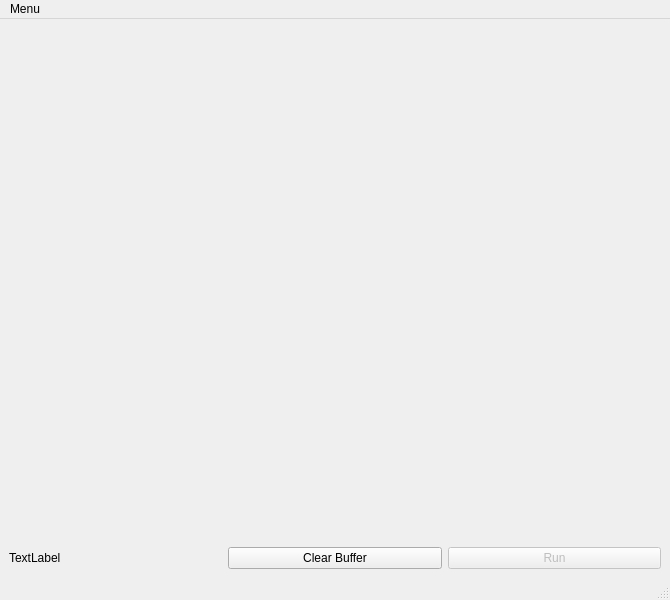
Before: the Qt Designer form serplot.main.ui in gagahan/serplot, drawn with Qt 5.
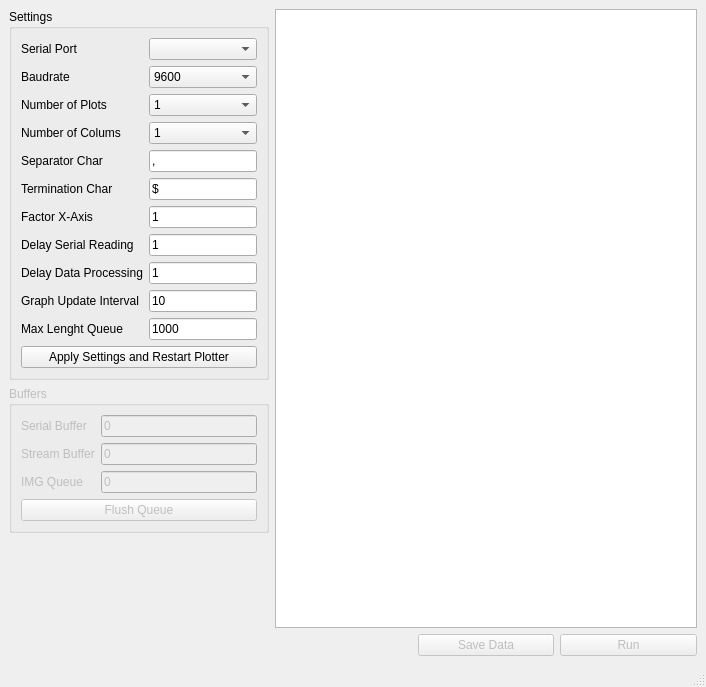
After: the same form once the commit is applied. Custom widgets are drawn as their Qt base class.

What changed in the file:
```diff
--- a/serplot.main.ui
+++ b/serplot.main.ui
@@ -6,16 +6,22 @@
    <rect>
     <x>0</x>
     <y>0</y>
-    <width>670</width>
-    <height>600</height>
+    <width>706</width>
+    <height>687</height>
    </rect>
   </property>
+  <property name="maximumSize">
+   <size>
+    <width>767</width>
+    <height>16777215</height>
+   </size>
+  </property>
   <property name="windowTitle">
    <string>MainWindow</string>
   </property>
   <widget class="QWidget" name="centralwidget">
    <layout class="QGridLayout" name="gridLayout">
-    <item row="1" column="2">
+    <item row="4" column="3">
      <widget class="QPushButton" name="btn_run">
       <property name="enabled">
        <bool>false</bool>
@@ -25,22 +31,409 @@
       </property>
      </widget>
     </item>
-    <item row="1" column="1">
-     <widget class="QPushButton" name="btn_clearBuffer">
-      <property name="text">
-       <string>Clear Buffer</string>
+    <item row="0" column="0">
+     <widget class="QGroupBox" name="groupBoxSettings">
+      <property name="enabled">
+       <bool>true</bool>
       </property>
+      <property name="maximumSize">
+       <size>
+        <width>260</width>
+        <height>16777215</height>
+       </size>
+      </property>
+      <property name="layoutDirection">
+       <enum>Qt::LeftToRight</enum>
+      </property>
+      <property name="autoFillBackground">
+       <bool>true</bool>
+      </property>
+      <property name="title">
+       <string>Settings</string>
+      </property>
+      <layout class="QVBoxLayout" name="verticalLayout">
+       <item>
+        <widget class="QWidget" name="widgetSettings" native="true">
+         <property name="autoFillBackground">
+          <bool>false</bool>
+         </property>
+         <layout class="QFormLayout" name="formLayout">
+          <property name="leftMargin">
+           <number>0</number>
+          </property>
+          <property name="topMargin">
+           <number>0</number>
+          </property>
+          <property name="rightMargin">
+           <number>0</number>
+          </property>
+          <property name="bottomMargin">
+           <number>0</number>
+          </property>
+          <item row="0" column="0">
+           <widget class="QLabel" name="labelChooseSerial">
+            <property name="text">
+             <string>Serial Port</string>
+            </property>
+           </widget>
+          </item>
+          <item row="0" column="1">
+           <widget class="QComboBox" name="comboBoxChooseSerial"/>
+          </item>
+          <item row="1" column="0">
+           <widget class="QLabel" name="labelBaudrate">
+            <property name="text">
+             <string>Baudrate</string>
+            </property>
+           </widget>
+          </item>
+          <item row="1" column="1">
+           <widget class="QComboBox" name="comboBoxBaudrate">
+            <property name="currentText">
+             <string>9600</string>
+            </property>
+            <item>
+             <property name="text">
+              <string>9600</string>
+             </property>
+            </item>
+            <item>
+             <property name="text">
+              <string>19200</string>
+             </property>
+            </item>
+            <item>
+             <property name="text">
+              <string>38400</string>
+             </property>
+            </item>
+            <item>
+             <property name="text">
+              <string>57600</string>
+             </property>
+            </item>
+            <item>
+             <property name="text">
+              <string>115200</string>
+             </property>
+            </item>
+           </widget>
+          </item>
+          <item row="2" column="0">
+           <widget class="QLabel" name="labelNPlots">
+            <property name="text">
+             <string>Number of Plots</string>
+            </property>
+           </widget>
+          </item>
+          <item row="2" column="1">
+           <widget class="QComboBox" name="comboBoxNPlots">
+            <property name="currentIndex">
+             <number>0</number>
+            </property>
+            <property name="maxVisibleItems">
+             <number>10</number>
+            </property>
+            <item>
+             <property name="text">
+              <string>1</string>
+             </property>
+            </item>
+            <item>
+             <property name="text">
+              <string>2</string>
+             </property>
+            </item>
+            <item>
+             <property name="text">
+              <string>3</string>
+             </property>
+            </item>
+            <item>
+             <property name="text">
+              <string>4</string>
+             </property>
+            </item>
+            <item>
+             <property name="text">
+              <string>5</string>
+             </property>
+            </item>
+            <item>
+             <property name="text">
+              <string>6</string>
+             </property>
+            </item>
+            <item>
+             <property name="text">
+              <string>7</string>
+             </property>
+            </item>
+            <item>
+             <property name="text">
+              <string>8</string>
+             </property>
+            </item>
+            <item>
+             <property name="text">
+              <string>9</string>
+             </property>
+            </item>
+           </widget>
+          </item>
+          <item row="3" column="0">
+           <widget class="QLabel" name="labelNColcumns">
+            <property name="text">
+             <string>Number of Colums</string>
+            </property>
+           </widget>
+          </item>
+          <item row="3" column="1">
+           <widget class="QComboBox" name="comboBoxNColumns">
+            <item>
+             <property name="text">
+              <string>1</string>
+             </property>
+            </item>
+            <item>
+             <property name="text">
+              <string>2</string>
+             </property>
+            </item>
+           </widget>
+          </item>
+          <item row="4" column="0">
+           <widget class="QLabel" name="labelSeparator">
+            <property name="text">
+             <string>Separator Char</string>
+            </property>
+           </widget>
+          </item>
+          <item row="4" column="1">
+           <widget class="QLineEdit" name="lineEditSeparator">
+            <property name="text">
+             <string>,</string>
+            </property>
+           </widget>
+          </item>
+          <item row="5" column="0">
+           <widget class="QLabel" name="labelTermination">
+            <property name="text">
+             <string>Termination Char</string>
+            </property>
+           </widget>
+          </item>
+          <item row="5" column="1">
+           <widget class="QLineEdit" name="lineEditTerminator">
+            <property name="text">
+             <string>$</string>
+            </property>
+           </widget>
+          </item>
+          <item row="6" column="0">
+           <widget class="QLabel" name="labelXFactor">
+            <property name="text">
+             <string>Factor X-Axis</string>
+            </property>
+           </widget>
+          </item>
+          <item row="6" column="1">
+           <widget class="QLineEdit" name="lineEditXFactor">
+            <property name="text">
+             <string>1</string>
+            </property>
+           </widget>
+          </item>
+          <item row="7" column="0">
+           <widget class="QLabel" name="labelSerialDelay">
+            <property name="text">
+             <string>Delay Serial Reading</string>
+            </property>
+           </widget>
+          </item>
+          <item row="7" column="1">
+           <widget class="QLineEdit" name="lineEditSerialDelay">
+            <property name="toolTip">
+             <string>&lt;html&gt;&lt;head/&gt;&lt;body&gt;&lt;p&gt;Sleep time for serial buffer reading thread in ms.&lt;/p&gt;&lt;/body&gt;&lt;/html&gt;</string>
+            </property>
+            <property name="text">
+             <string>1</string>
+            </property>
+           </widget>
+          </item>
+          <item row="9" column="0">
+           <widget class="QLabel" name="labelUpdate">
+            <property name="text">
+             <string>Graph Update Interval</string>
+            </property>
+           </widget>
+          </item>
+          <item row="9" column="1">
+           <widget class="QLineEdit" name="lineEditUpdate">
+            <property name="toolTip">
+             <string>&lt;html&gt;&lt;head/&gt;&lt;body&gt;&lt;p&gt;Update rate for Graphs in ms.&lt;/p&gt;&lt;/body&gt;&lt;/html&gt;</string>
+            </property>
+            <property name="text">
+             <string>10</string>
+            </property>
+            <property name="readOnly">
+             <bool>false</bool>
+            </property>
+           </widget>
+          </item>
+          <item row="10" column="0">
+           <widget class="QLabel" name="labelQueueMaxLenght">
+            <property name="text">
+             <string>Max Lenght Queue</string>
+            </property>
+           </widget>
+          </item>
+          <item row="10" column="1">
+           <widget class="QLineEdit" name="lineEditQueueMaxLenght">
+            <property name="text">
+             <string>1000</string>
+            </property>
+           </widget>
+          </item>
+          <item row="8" column="1">
+           <widget class="QLineEdit" name="lineEditDelayQueue">
+            <property name="toolTip">
+             <string>&lt;html&gt;&lt;head/&gt;&lt;body&gt;&lt;p&gt;Sleep time for data thread in ms.&lt;/p&gt;&lt;/body&gt;&lt;/html&gt;</string>
+            </property>
+            <property name="text">
+             <string>1</string>
+            </property>
+           </widget>
+          </item>
+          <item row="8" column="0">
+           <widget class="QLabel" name="labelDelayQueue">
+            <property name="text">
+             <string>Delay Data Processing</string>
+            </property>
+           </widget>
+          </item>
+         </layout>
+        </widget>
+       </item>
+       <item>
+        <widget class="QPushButton" name="btnApply">
+         <property name="enabled">
+          <bool>true</bool>
+         </property>
+         <property name="text">
+          <string>Apply Settings and Restart Plotter</string>
+         </property>
+        </widget>
+       </item>
+      </layout>
      </widget>
     </item>
     <item row="1" column="0">
-     <widget class="QLabel" name="labelBufferSize">
+     <widget class="QGroupBox" name="groupBoxBuffers">
+      <property name="enabled">
+       <bool>false</bool>
+      </property>
+      <property name="maximumSize">
+       <size>
+        <width>260</width>
+        <height>16777215</height>
+       </size>
+      </property>
+      <property name="title">
+       <string>Buffers</string>
+      </property>
+      <layout class="QGridLayout" name="gridLayout_2">
+       <item row="0" column="0">
+        <widget class="QWidget" name="widgetSerialBuffer" native="true">
+         <layout class="QFormLayout" name="formLayout_2">
+          <property name="leftMargin">
+           <number>0</number>
+          </property>
+          <property name="topMargin">
+           <number>0</number>
+          </property>
+          <property name="rightMargin">
+           <number>0</number>
+          </property>
+          <property name="bottomMargin">
+           <number>0</number>
+          </property>
+          <item row="0" column="0">
+           <widget class="QLabel" name="labelSerialBuffer">
+            <property name="text">
+             <string>Serial Buffer</string>
+            </property>
+           </widget>
+          </item>
+          <item row="0" column="1">
+           <widget class="QLineEdit" name="lineEditSerialBuffer">
+            <property name="text">
+             <string>0</string>
+            </property>
+            <property name="readOnly">
+             <bool>true</bool>
+            </property>
+           </widget>
+          </item>
+          <item row="1" column="0">
+           <widget class="QLabel" name="labelStreamBuffer">
+            <property name="text">
+             <string>Stream Buffer</string>
+            </property>
+           </widget>
+          </item>
+          <item row="1" column="1">
+           <widget class="QLineEdit" name="lineEditStreamBuffer">
+            <property name="text">
+             <string>0</string>
+            </property>
+            <property name="readOnly">
+             <bool>true</bool>
+            </property>
+           </widget>
+          </item>
+          <item row="2" column="1">
+           <widget class="QLineEdit" name="lineEditImgBuffer">
+            <property name="text">
+             <string>0</string>
+            </property>
+            <property name="readOnly">
+             <bool>true</bool>
+            </property>
+           </widget>
+          </item>
+          <item row="2" column="0">
+           <widget class="QLabel" name="labelImgBuffer">
+            <property name="text">
+             <string>IMG Queue</string>
+            </property>
+           </widget>
+          </item>
+         </layout>
+        </widget>
+       </item>
+       <item row="1" column="0">
+        <widget class="QPushButton" name="btn_clearQueue">
+         <property name="text">
+          <string>Flush Queue</string>
+         </property>
+        </widget>
+       </item>
+      </layout>
+     </widget>
+    </item>
+    <item row="4" column="2">
+     <widget class="QPushButton" name="btnSaveData">
+      <property name="enabled">
+       <bool>false</bool>
+      </property>
       <property name="text">
-       <string>TextLabel</string>
+       <string>Save Data</string>
       </property>
      </widget>
     </item>
-    <item row="0" column="0" colspan="3">
-     <widget class="QWidget" name="placeholder" native="true"/>
+    <item row="0" column="1" rowspan="4" colspan="3">
+     <widget class="GraphicsLayoutWidget" name="pltLayout"/>
     </item>
    </layout>
   </widget>
@@ -49,17 +442,10 @@
     <rect>
      <x>0</x>
      <y>0</y>
-     <width>670</width>
+     <width>706</width>
      <height>19</height>
     </rect>
    </property>
-   <widget class="QMenu" name="menuMenu">
-    <property name="title">
-     <string>Menu</string>
-    </property>
-    <addaction name="actionSettings"/>
-   </widget>
-   <addaction name="menuMenu"/>
   </widget>
   <widget class="QStatusBar" name="statusbar"/>
   <action name="actionSettings">
@@ -71,6 +457,13 @@
    </property>
   </action>
  </widget>
+ <customwidgets>
+  <customwidget>
+   <class>GraphicsLayoutWidget</class>
+   <extends>QGraphicsView</extends>
+   <header>pyqtgraph</header>
+  </customwidget>
+ </customwidgets>
  <resources/>
  <connections/>
 </ui>
```
Left out of the diff: 5 changed lines with no effect on the pictures.
